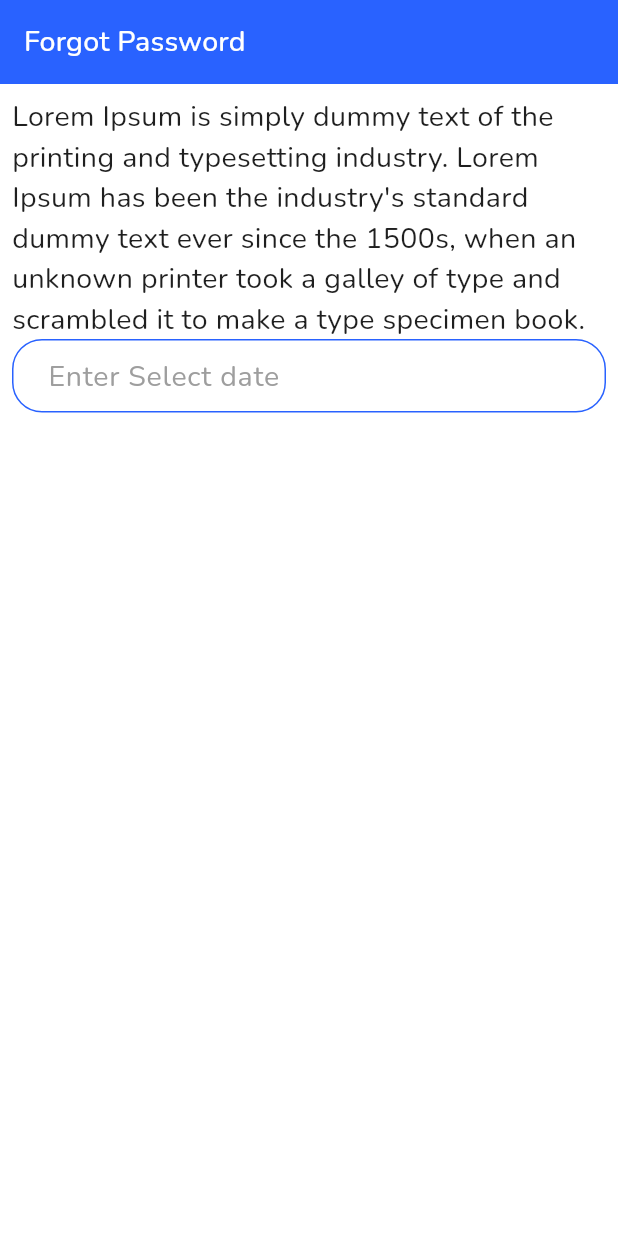
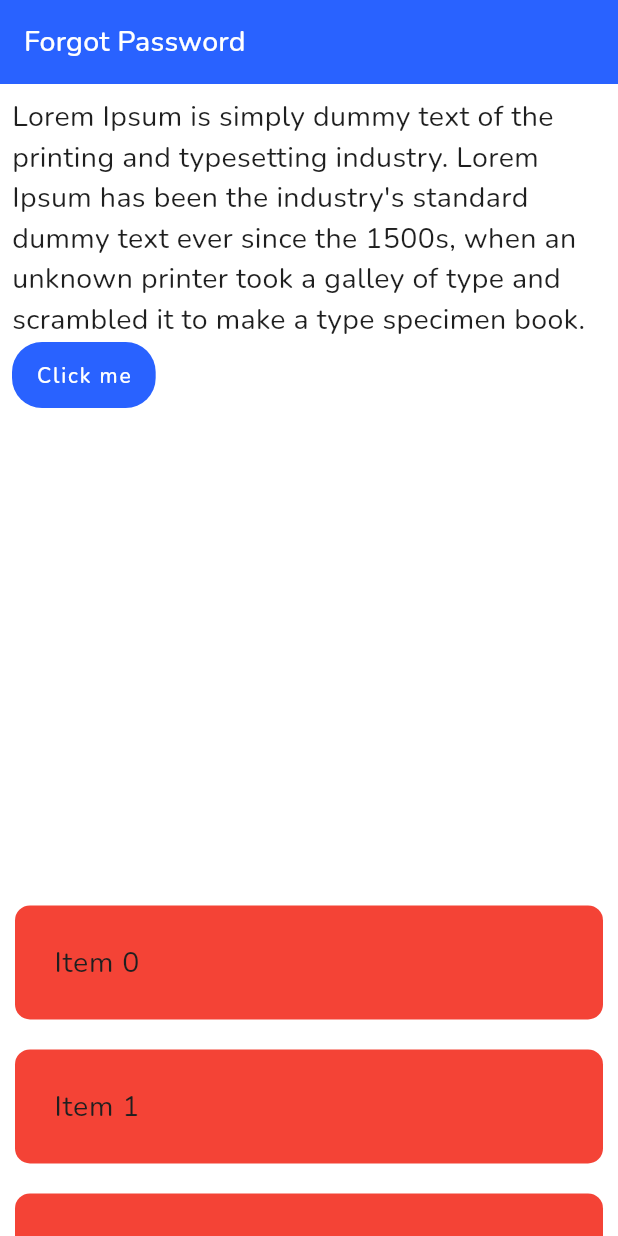
Before and after one commit to ItsAnubhav/flutter_starter_kit, a Flutter app: the screen it shows after launch, on a phone screen of 412 x 824 dp. Run offline on Flutter 3.47's test engine with Material 3 defaults, Android fonts, the phone set to English and light mode, and no system bars; our stand-ins replace cached_network_image, dartz, dio, equatable, floor, flutter_bloc and 5 more; accounts and stored records are empty; generated files the repository leaves out were written again.

```diff
--- a/lib/core/config/constants.dart
+++ b/lib/core/config/constants.dart
@@ -1,11 +1,3 @@
 class AppConstants {
   static const appName = 'Flutter Starter';
-  static const appVersion = '1.0.0';
-  static const appBuildNumber = 1;
-  static const appBuildType = 'debug';
-  static const appFlavor = 'dev';
-  static const appPackage = 'com.example.flutter_starter';
-  static const appDescription = 'Flutter Starter';
-  static const appDeveloper = 'Flutter Starter';
-  static const appDeveloperEmail = '';
 }
--- a/lib/core/di/injection.dart
+++ b/lib/core/di/injection.dart
@@ -2,6 +2,7 @@ import '../../features/auth/data/datasources/auth_local_data_source.dart';
 import '../../features/auth/data/datasources/auth_remote_data_source.dart';
 import '../../features/auth/data/repositories/auth_repository_impl.dart';
 import '../../features/auth/domain/repositories/auth_repository.dart';
+import '../extensions/dialog_service.dart';
 import 'package:get_it/get_it.dart';
 import 'package:shared_preferences/shared_preferences.dart';
 
@@ -10,6 +11,8 @@ final getIt = GetIt.instance;
 Future<void> registerDependncies() async {
   final prefs = await SharedPreferences.getInstance();
   getIt.registerLazySingleton(() => prefs);
+
+  getIt.registerLazySingleton<DialogService>(() => DialogService());
 
   //New dependencies here
   getIt.registerLazySingleton<AuthLocalDataSource>(() =>
--- /dev/null
+++ b/lib/core/route/routes.dart
@@ -0,0 +1,3 @@
+import 'package:go_router/go_router.dart';
+
+final routes = GoRouter(routes: []);
--- a/lib/features/auth/presentation/forgot_password/pages/auth_page.dart
+++ b/lib/features/auth/presentation/forgot_password/pages/auth_page.dart
@@ -1,5 +1,4 @@
 import '../../../../../core/themes/typography.dart';
-import '../../../../../widgets/my_text_field.dart';
 import '/features/auth/presentation/forgot_password/bloc/auth_bloc.dart';
 import '/responsive_layout.dart';
 import 'package:flutter/material.dart';
@@ -29,7 +28,9 @@ class AuthBody extends StatelessWidget {
           automaticallyImplyLeading: true,
           elevation: 20,
         ),
-        body: Padding(
+        body: Stack(
+          children: [
+            Padding(
               padding: const EdgeInsets.all(8.0),
               child: Column(
                 crossAxisAlignment: CrossAxisAlignment.start,
@@ -38,19 +39,53 @@ class AuthBody extends StatelessWidget {
                     "Lorem Ipsum is simply dummy text of the printing and typesetting industry. Lorem Ipsum has been the industry's standard dummy text ever since the 1500s, when an unknown printer took a galley of type and scrambled it to make a type specimen book.",
                     style: MyTypography.bodyText1,
                   ),
-              MyTextField(
-                  controller: TextEditingController(),
-                  labelText: "Select date",
-                  dateTimeFormat: "dd MMM, yyyy hh:mm a",
-                  keyboardType: TextInputType.datetime,
-                  validator: (value) {
-                    if (value == null || value.isEmpty) {
-                      return 'Please enter some text';
-                    }
-                    return null;
-                  }),
+                  ElevatedButton(
+                      onPressed: () {
+                        showModalBottomSheet(
+                            context: context,
+                            isScrollControlled: false,
+                            builder: (context) {
+                              return ListView(
+                                children: List.generate(
+                                    100,
+                                    (index) => ListTile(
+                                          title: Text("Item $index"),
+                                        )),
+                              );
+                            });
+                      },
+                      child: const Text(
+                        "Click me",
+                        style: TextStyle(color: Colors.white),
+                      ))
                 ],
               ),
+            ),
+            DraggableScrollableSheet(
+              initialChildSize: 0.30,
+              minChildSize: 0.15,
+              maxChildSize: 0.80,
+              builder:
+                  (BuildContext context, ScrollController scrollController) {
+                return ListView.builder(
+                  itemBuilder: (context, index) {
+                    return Container(
+                      margin: const EdgeInsets.all(10),
+                      padding: const EdgeInsets.all(10),
+                      decoration: BoxDecoration(
+                          color: Colors.red,
+                          borderRadius: BorderRadius.circular(10)),
+                      child: ListTile(
+                        title: Text("Item $index"),
+                      ),
+                    );
+                  },
+                  controller: scrollController,
+                  itemCount: 25,
+                );
+              },
+            ),
+          ],
         ));
   }
 }
--- a/lib/widgets/my_text.dart
+++ b/lib/widgets/my_text.dart
@@ -57,12 +57,12 @@ class MyText extends StatelessWidget {
 // To make it clear which weight we are using, we'll define the weight even for regular
 // fonts
 const TextStyle heading1Style = TextStyle(
-  fontSize: 34,
+  fontSize: 28,
   fontWeight: FontWeight.w400,
 );
 
 const TextStyle heading2Style = TextStyle(
-  fontSize: 28,
+  fontSize: 26,
   fontWeight: FontWeight.w600,
 );
 
@@ -72,7 +72,7 @@ const TextStyle heading3Style = TextStyle(
 );
 
 const TextStyle headlineStyle = TextStyle(
-  fontSize: 30,
+  fontSize: 22,
   fontWeight: FontWeight.w700,
 );
 
--- a/lib/widgets/my_text_field.dart
+++ b/lib/widgets/my_text_field.dart
@@ -71,10 +71,10 @@ class MyTextField extends StatefulWidget {
   });
 
   @override
-  _MyTextFieldState createState() => _MyTextFieldState();
+  MyTextFieldState createState() => MyTextFieldState();
 }
 
-class _MyTextFieldState extends State<MyTextField> {
+class MyTextFieldState extends State<MyTextField> {
   bool _showPassword = false;
 
   @override
--- a/pubspec.yaml
+++ b/pubspec.yaml
@@ -15,6 +15,7 @@ dependencies:
   dio: ^5.4.0
   pretty_dio_logger: ^1.3.1
   get_it: ^7.6.4
+  go_router: ^13.0.0
   shared_preferences: ^2.2.2
   floor: ^1.4.2
   flutter_localizations:
```
Also changed, not shown: lib/core/config/env.dart (+1 -9 lines), lib/core/extensions/dialog_service.dart (added, +44 -0 lines), lib/core/extensions/neumorphism.dart (added, +30 -0 lines), pubspec.lock. Lines whose indentation alone changed are shown as unchanged.
